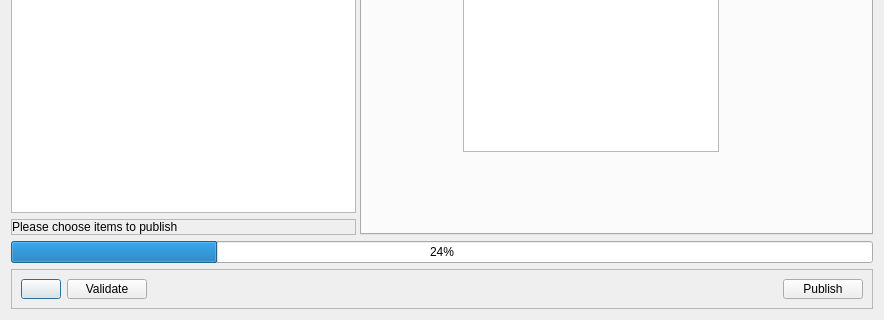
Above: resources/dialog.ui from shotgunsoftware/tk-multi-publish2 before the change; both pictures show x 0 to 884 and y 319 to 639 of the 884 by 639 pixel window. Below: the same form after it.
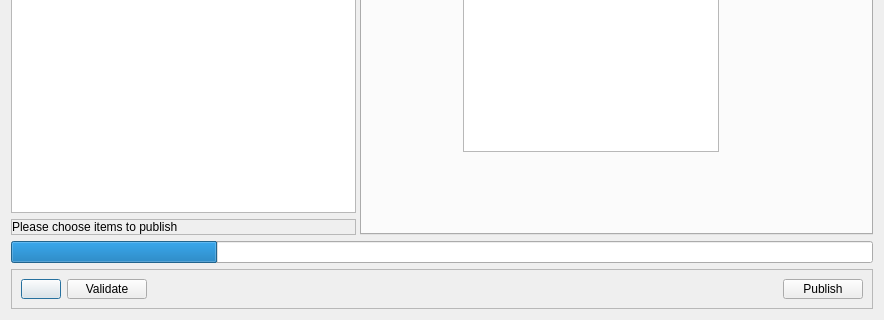
That is the form after the change. Icons and pictures are not drawn. Custom widgets are drawn as their Qt base class.

The edit to the form file:
```diff
--- a/resources/dialog.ui
+++ b/resources/dialog.ui
@@ -511,6 +511,9 @@
      <property name="value">
       <number>24</number>
      </property>
+     <property name="textVisible">
+      <bool>false</bool>
+     </property>
     </widget>
    </item>
    <item>
@@ -586,6 +589,11 @@
    <header>..settings_widget</header>
    <container>1</container>
   </customwidget>
+  <customwidget>
+   <class>PublishTreeWidget</class>
+   <extends>QTreeWidget</extends>
+   <header>..publish_tree_widget</header>
+  </customwidget>
  </customwidgets>
  <resources>
   <include location="resources.qrc"/>
```
Left out of the diff: 4 changed lines with no effect on the pictures.
